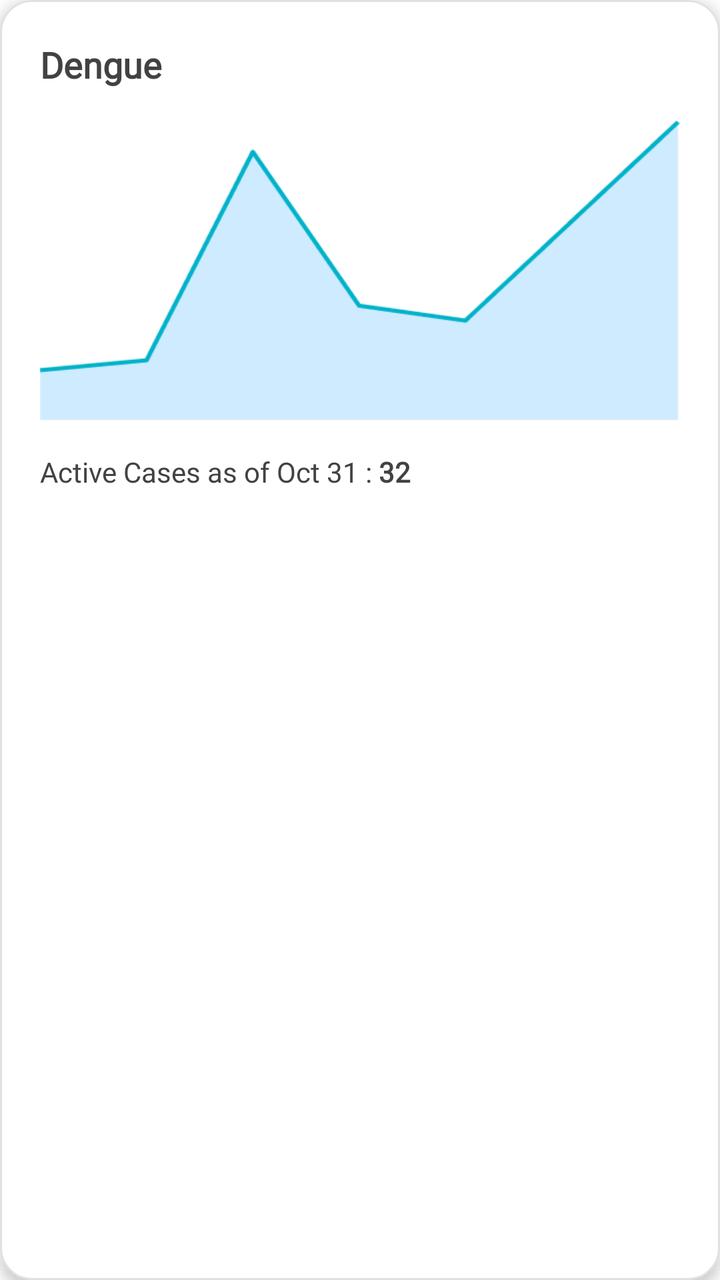
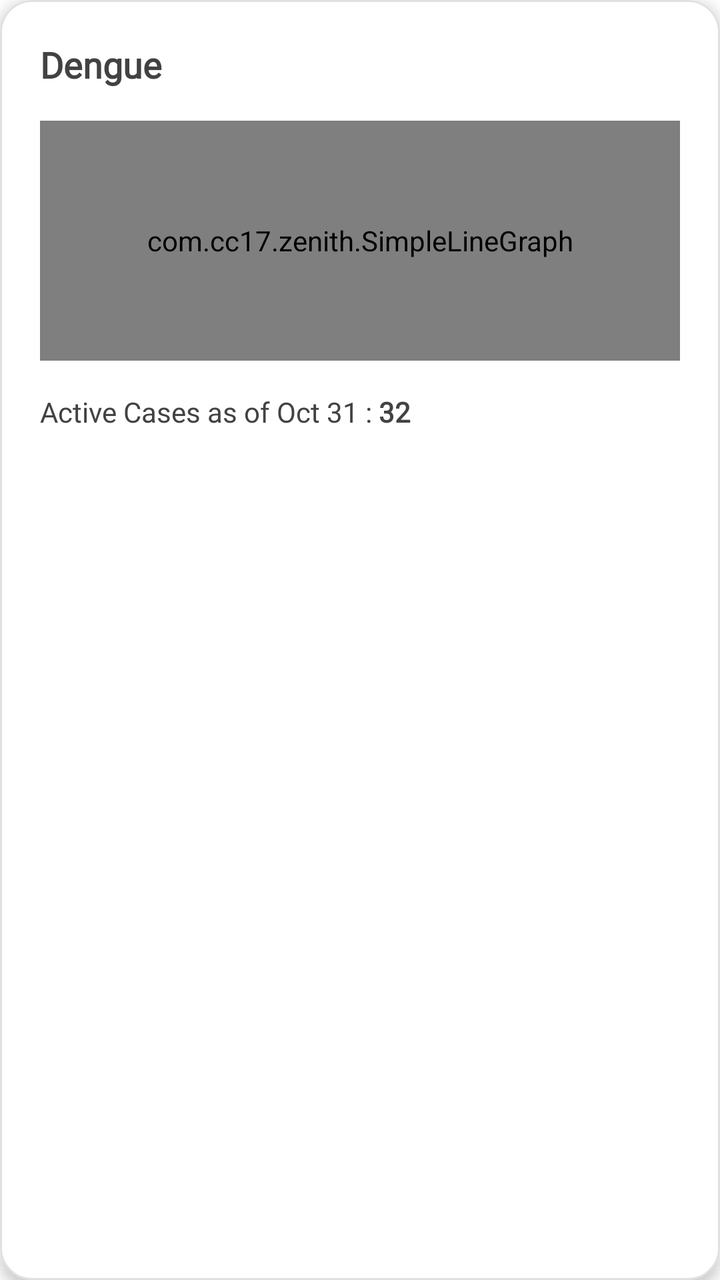

Before-and-after screenshots of an Android layout around one commit, followed by the original layout XML and the change that was made.
<!-- AndroidManifest.xml: application theme Theme.Zenith -->
<!-- res/layout/disease_item.xml -->
<?xml version="1.0" encoding="utf-8"?>
<com.google.android.material.card.MaterialCardView
    xmlns:android="http://schemas.android.com/apk/res/android"
    xmlns:app="http://schemas.android.com/apk/res-auto"
    android:layout_width="match_parent"
    android:layout_height="wrap_content"
    android:layout_marginHorizontal="4dp"
    android:layout_marginVertical="8dp"
    app:cardCornerRadius="16dp"
    app:cardElevation="4dp"
    app:cardBackgroundColor="#FFFFFF"
    app:strokeWidth="1dp"
    app:strokeColor="#E0E0E0">

    <androidx.constraintlayout.widget.ConstraintLayout
        android:layout_width="match_parent"
        android:layout_height="wrap_content"
        android:padding="20dp">

        
        <TextView
            android:id="@+id/tvDiseaseName"
            android:layout_width="wrap_content"
            android:layout_height="wrap_content"
            android:text="Dengue"
            android:fontFamily="@font/inter"
            android:textStyle="bold"
            android:textSize="18sp"
            android:textColor="@color/text"
            app:layout_constraintStart_toStartOf="parent"
            app:layout_constraintTop_toTopOf="parent" />

        
        
        <ImageView
            android:id="@+id/ivChartPlaceholder"
            android:layout_width="match_parent"
            android:layout_height="150dp"
            android:layout_marginTop="16dp"
            android:src="@drawable/chart_placeholder"
            android:scaleType="fitXY"
            android:contentDescription="Disease Trend Graph"
            app:layout_constraintStart_toStartOf="parent"
            app:layout_constraintEnd_toEndOf="parent"
            app:layout_constraintTop_toBottomOf="@+id/tvDiseaseName" />

        
        <LinearLayout
            android:layout_width="wrap_content"
            android:layout_height="wrap_content"
            android:orientation="horizontal"
            android:layout_marginTop="16dp"
            app:layout_constraintStart_toStartOf="parent"
            app:layout_constraintTop_toBottomOf="@+id/ivChartPlaceholder">

            <TextView
                android:layout_width="wrap_content"
                android:layout_height="wrap_content"
                android:text="Active Cases as of "
                android:fontFamily="@font/inter"
                android:textColor="@color/text"
                android:textSize="14sp" />

            <TextView
                android:id="@+id/tvDate"
                android:layout_width="wrap_content"
                android:layout_height="wrap_content"
                android:text="Oct 31"
                android:fontFamily="@font/inter"
                android:textColor="@color/text"
                android:textSize="14sp" />

            <TextView
                android:layout_width="wrap_content"
                android:layout_height="wrap_content"
                android:text=" : "
                android:textColor="@color/text" />

            <TextView
                android:id="@+id/tvCaseCount"
                android:layout_width="wrap_content"
                android:layout_height="wrap_content"
                android:text="32"
                android:fontFamily="@font/inter"
                android:textStyle="bold"
                android:textColor="@color/text"
                android:textSize="14sp" />
        </LinearLayout>

    </androidx.constraintlayout.widget.ConstraintLayout>

</com.google.android.material.card.MaterialCardView>
<!-- resources referenced by this layout -->
<resources>
  <color name="text">#FF424242</color>
  <!-- drawable chart_placeholder: png bitmap (drawable, 7363 bytes) -->
  <style name="Theme.Zenith" parent="Theme.MaterialComponents.Light.NoActionBar">
          
          <item name="colorPrimary">@color/moonstone</item>
          <item name="colorPrimaryVariant">@color/caribbean</item>
          <item name="colorOnPrimary">@color/coral</item>
          
          <item name="colorSecondary">@color/coral</item>
          <item name="colorSecondaryVariant">@color/tangerine</item>
          <item name="colorOnSecondary">@color/moonstone</item>
          
          <item name="android:statusBarColor">?attr/colorPrimaryVariant</item>
          
      </style>
  <color name="moonstone">#FF00B2CA</color>
  <color name="caribbean">#FF006D77</color>
  <color name="coral">#FFFF7B54</color>
  <color name="tangerine">#FFFF9576</color>
</resources>

<!-- the commit's change to res/layout/disease_item.xml (unified diff, before → after) -->
@@ -31,15 +31,11 @@
             app:layout_constraintTop_toTopOf="parent" />
 
         
-        
-        <ImageView
-            android:id="@+id/ivChartPlaceholder"
+        <com.cc17.zenith.SimpleLineGraph
+            android:id="@+id/graphTrend"
             android:layout_width="match_parent"
-            android:layout_height="150dp"
+            android:layout_height="120dp"
             android:layout_marginTop="16dp"
-            android:src="@drawable/chart_placeholder"
-            android:scaleType="fitXY"
-            android:contentDescription="Disease Trend Graph"
             app:layout_constraintStart_toStartOf="parent"
             app:layout_constraintEnd_toEndOf="parent"
             app:layout_constraintTop_toBottomOf="@+id/tvDiseaseName" />
@@ -51,7 +47,7 @@
             android:orientation="horizontal"
             android:layout_marginTop="16dp"
             app:layout_constraintStart_toStartOf="parent"
-            app:layout_constraintTop_toBottomOf="@+id/ivChartPlaceholder">
+            app:layout_constraintTop_toBottomOf="@+id/graphTrend">
 
             <TextView
                 android:layout_width="wrap_content"
<!-- resource entries referenced after the edit -->
@@ -1,7 +1,6 @@
 <!-- resources referenced by this layout -->
 <resources>
   <color name="text">#FF424242</color>
-  <!-- drawable chart_placeholder: png bitmap (drawable, 7363 bytes) -->
   <style name="Theme.Zenith" parent="Theme.MaterialComponents.Light.NoActionBar">
           
           <item name="colorPrimary">@color/moonstone</item>
